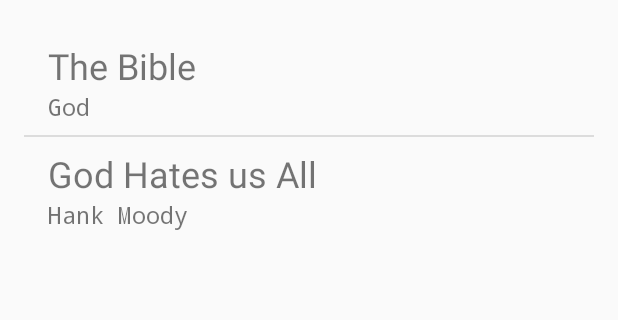
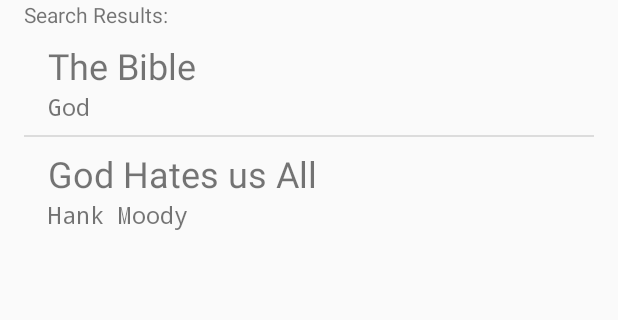
Before and after one commit to karl-denby/BookSearch, an Android app: the screen it shows after launch (SearchActivity), on a phone screen of 412 x 824 dp, the part 180-500 px from its top. Run offline under Robolectric (Android 15) with nearby library versions, the phone set to English and light mode, and no system bars.

Commit message:
layout cleanup

```diff
--- a/app/src/main/res/layout/activity_search.xml
+++ b/app/src/main/res/layout/activity_search.xml
@@ -34,7 +34,7 @@
     <TextView
         android:layout_width="match_parent"
         android:layout_height="wrap_content"
-        tools:text="Search Results: "/>
+        android:text="@string/search_results"/>
 
     <ListView
         android:id="@+id/list_item"
--- a/app/src/main/res/layout/book_listing.xml
+++ b/app/src/main/res/layout/book_listing.xml
@@ -9,22 +9,24 @@
         android:paddingTop="8dp"
         android:paddingStart="16dp"
         android:paddingLeft="16dp"
+        android:paddingRight="16dp"
         android:layout_width="match_parent"
         android:layout_height="wrap_content"
         android:id="@+id/text1"
         android:fontFamily="sans-serif"
-        android:textSize="24dp"
+        android:textSize="24sp"
         tools:text="The Bible"/>
 
     <TextView
         android:paddingBottom="8dp"
         android:paddingStart="16dp"
         android:paddingLeft="16dp"
+        android:paddingRight="16dp"
         android:layout_width="match_parent"
         android:layout_height="wrap_content"
         android:id="@+id/text2"
         android:fontFamily="monospace"
-        android:textSize="16dp"
+        android:textSize="16sp"
         tools:text="God"/>
 
 </LinearLayout>
--- a/app/src/main/res/values/strings.xml
+++ b/app/src/main/res/values/strings.xml
@@ -2,4 +2,5 @@
     <string name="app_name">Book Search</string>
     <string name="search_btn">Search</string>
     <string name="search_hint">Book Title</string>
+    <string name="search_results">Search Results:</string>
 </resources>
```
